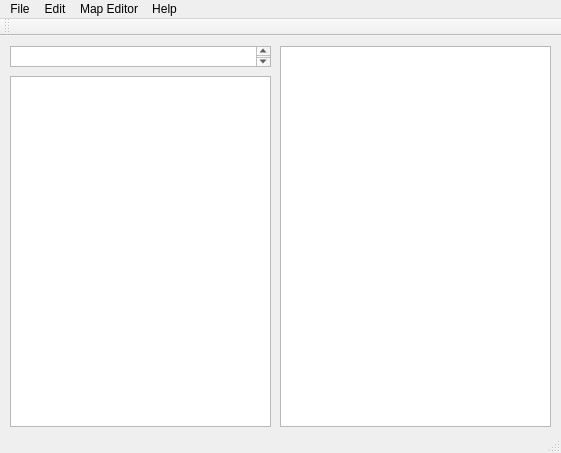
Before: the Qt Designer form OpenXcomTools/oxctools.ui in Warboy1982/OXCTools, drawn with Qt 5.
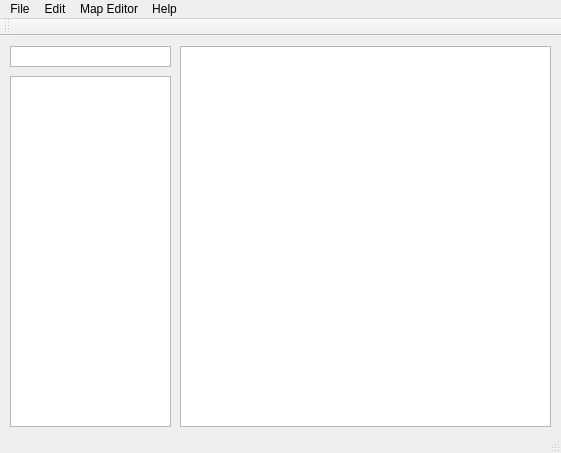
After: the same form once the commit is applied.

Commit message: Start Building a tree.

What changed in the file:
```diff
--- a/OpenXcomTools/oxctools.ui
+++ b/OpenXcomTools/oxctools.ui
@@ -14,36 +14,50 @@
    <string>OXCTools</string>
   </property>
   <widget class="QWidget" name="centralWidget">
-   <widget class="QTreeView" name="treeView">
+   <widget class="QPlainTextEdit" name="plainTextEdit">
+    <property name="geometry">
+     <rect>
+      <x>10</x>
+      <y>10</y>
+      <width>161</width>
+      <height>21</height>
+     </rect>
+    </property>
+    <property name="verticalScrollBarPolicy">
+     <enum>Qt::ScrollBarAlwaysOff</enum>
+    </property>
+    <property name="horizontalScrollBarPolicy">
+     <enum>Qt::ScrollBarAlwaysOff</enum>
+    </property>
+   </widget>
+   <widget class="QTreeWidget" name="treeWidget">
     <property name="geometry">
      <rect>
       <x>10</x>
       <y>40</y>
-      <width>261</width>
+      <width>161</width>
       <height>351</height>
      </rect>
     </property>
+    <attribute name="headerVisible">
+     <bool>false</bool>
+    </attribute>
+    <column>
+     <property name="text">
+      <string>1</string>
+     </property>
+    </column>
    </widget>
-   <widget class="QTableView" name="tableView">
+   <widget class="QTableWidget" name="tableWidget">
     <property name="geometry">
      <rect>
-      <x>280</x>
+      <x>180</x>
       <y>10</y>
-      <width>271</width>
+      <width>371</width>
       <height>381</height>
      </rect>
     </property>
    </widget>
-   <widget class="QPlainTextEdit" name="plainTextEdit">
-    <property name="geometry">
-     <rect>
-      <x>10</x>
-      <y>10</y>
-      <width>261</width>
-      <height>21</height>
-     </rect>
-    </property>
-   </widget>
   </widget>
   <widget class="QMenuBar" name="menuBar">
    <property name="geometry">
```
The commit also changes 2 other files.
